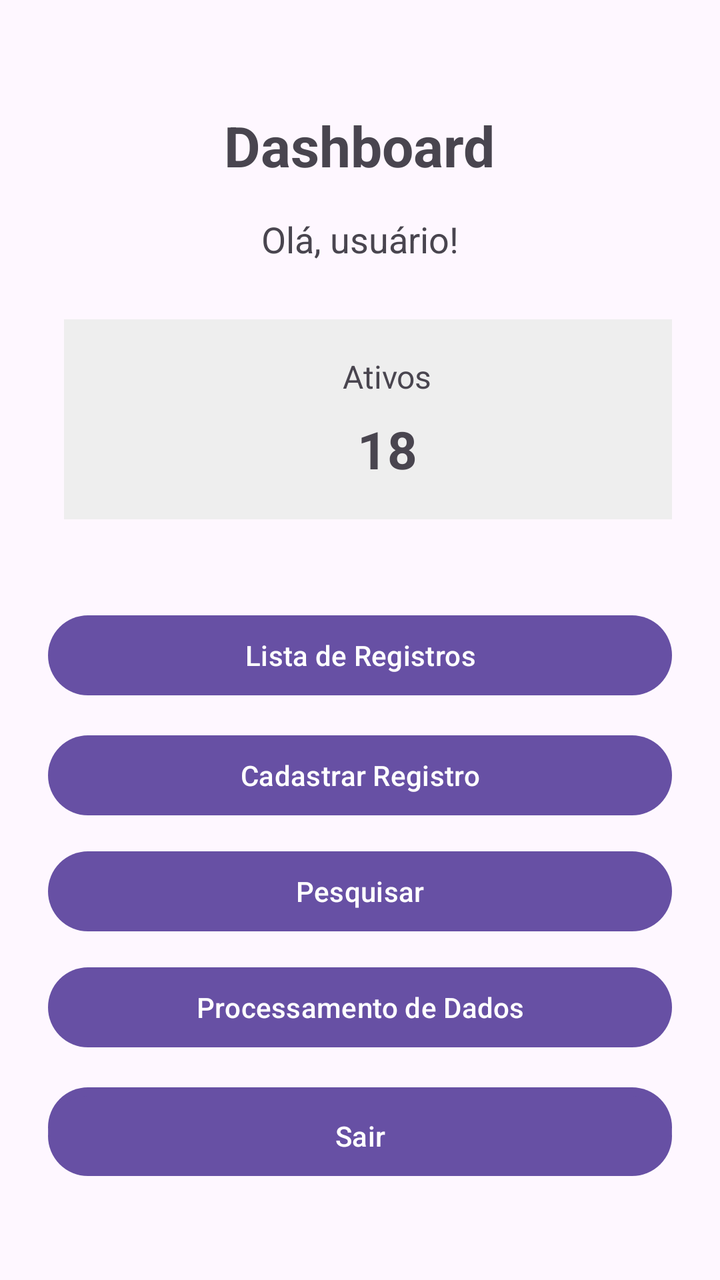
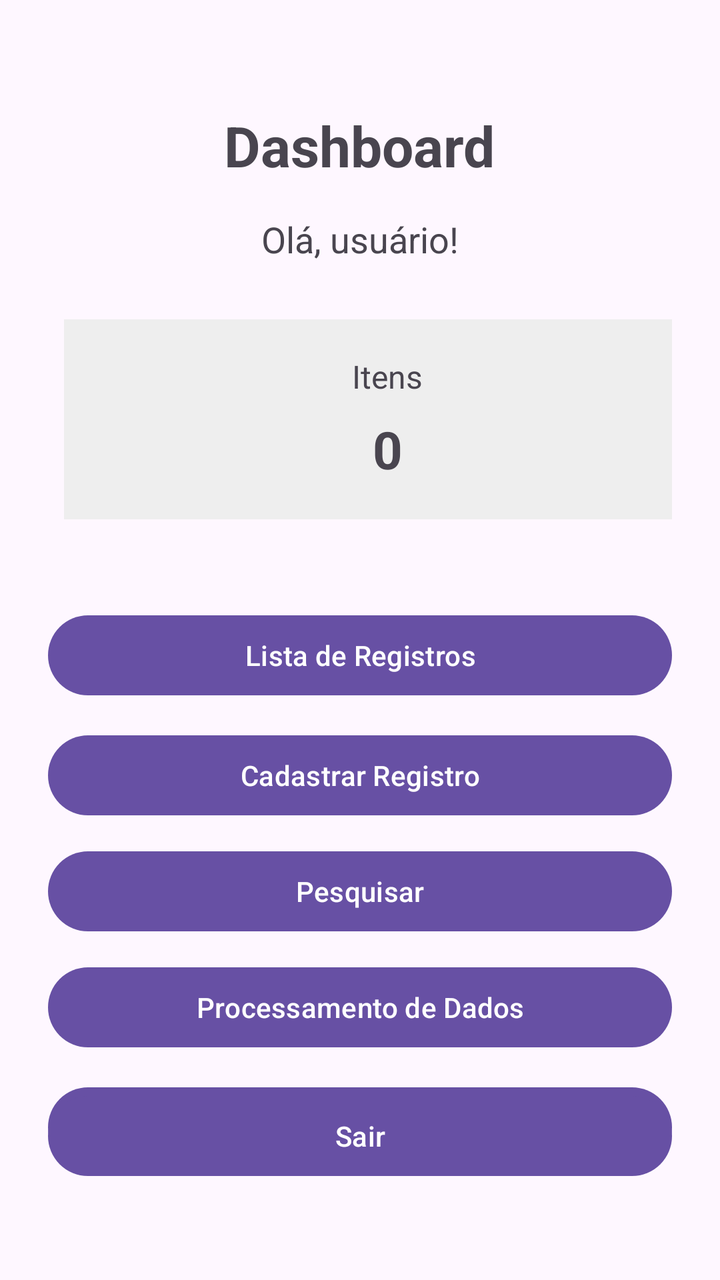

Two renders of the same Android screen: before a commit and after it. Below are the layout's source before the change and the commit's diff.
<!-- AndroidManifest.xml: application theme Theme.AndroidNative -->
<!-- res/layout/activity_dashboard.xml -->
<?xml version="1.0" encoding="utf-8"?>
<RelativeLayout xmlns:android="http://schemas.android.com/apk/res/android"
    xmlns:tools="http://schemas.android.com/tools"
    android:id="@+id/main"
    android:layout_width="match_parent"
    android:layout_height="match_parent"
    android:padding="24dp"
    tools:context=".DashboardActivity">

    <TextView
        android:id="@+id/tvTitulo"
        android:layout_width="wrap_content"
        android:layout_height="wrap_content"
        android:layout_centerHorizontal="true"
        android:layout_marginTop="30dp"
        android:text="Dashboard"
        android:textSize="28sp"
        android:textStyle="bold" />

    <TextView
        android:id="@+id/tvBoasVindas"
        android:layout_width="wrap_content"
        android:layout_height="wrap_content"
        android:layout_below="@id/tvTitulo"
        android:layout_centerHorizontal="true"
        android:layout_marginTop="16dp"
        android:text="Olá, usuário!"
        android:textSize="18sp" />

    <LinearLayout
        android:id="@+id/layoutIndicadores"
        android:layout_width="match_parent"
        android:layout_height="wrap_content"
        android:layout_below="@id/tvBoasVindas"
        android:layout_marginTop="28dp"
        android:orientation="horizontal"
        android:weightSum="2">

        <LinearLayout
            android:layout_width="343dp"
            android:layout_height="100dp"
            android:layout_marginStart="8dp"
            android:layout_weight="1"
            android:background="#EEEEEE"
            android:gravity="center"
            android:orientation="vertical">

            <TextView
                android:layout_width="wrap_content"
                android:layout_height="wrap_content"
                android:text="Ativos"
                android:textSize="16sp" />

            <TextView
                android:id="@+id/tvAtivos"
                android:layout_width="wrap_content"
                android:layout_height="wrap_content"
                android:layout_marginTop="8dp"
                android:text="18"
                android:textSize="26sp"
                android:textStyle="bold" />

        </LinearLayout>

    </LinearLayout>

    <Button
        android:id="@+id/btnLista"
        android:layout_width="match_parent"
        android:layout_height="wrap_content"
        android:layout_below="@id/layoutIndicadores"
        android:layout_marginTop="44dp"
        android:text="Lista de Registros" />

    <Button
        android:id="@+id/btnCadastrar"
        android:layout_width="match_parent"
        android:layout_height="wrap_content"
        android:layout_below="@id/btnLista"
        android:layout_marginTop="12dp"
        android:text="Cadastrar Registro" />

    <Button
        android:id="@+id/btnPesquisar"
        android:layout_width="match_parent"
        android:layout_height="wrap_content"
        android:layout_below="@id/btnCadastrar"
        android:layout_marginTop="10dp"
        android:text="Pesquisar" />

    <Button
        android:id="@+id/btnProcessamento"
        android:layout_width="match_parent"
        android:layout_height="wrap_content"
        android:layout_below="@id/btnPesquisar"
        android:layout_marginTop="10dp"
        android:text="Processamento de Dados" />
    <Button
        android:id="@+id/btnGraficos"
        android:layout_width="match_parent"
        android:layout_height="wrap_content"
        android:layout_below="@id/btnProcessamento"
        android:layout_marginTop="12dp"
        android:text="Gráficos e Resultados" />

    <Button
        android:id="@+id/btnSair"
        android:layout_width="match_parent"
        android:layout_height="wrap_content"
        android:layout_alignParentBottom="true"
        android:layout_marginBottom="24dp"
        android:text="Sair" />

    <LinearLayout
        android:layout_width="0dp"
        android:layout_height="100dp"
        android:layout_marginEnd="8dp"
        android:layout_weight="1"
        android:background="#EEEEEE"
        android:gravity="center"
        android:orientation="vertical">

        <TextView
            android:layout_width="wrap_content"
            android:layout_height="wrap_content"
            android:text="Total"
            android:textSize="16sp" />

        <TextView
            android:id="@+id/tvTotal"
            android:layout_width="wrap_content"
            android:layout_height="wrap_content"
            android:layout_marginTop="8dp"
            android:text="25"
            android:textSize="26sp"
            android:textStyle="bold" />

    </LinearLayout>

</RelativeLayout>
<!-- resources referenced by this layout -->
<resources>
  <style name="Theme.AndroidNative" parent="Base.Theme.AndroidNative" />
  <style name="Base.Theme.AndroidNative" parent="Theme.Material3.DayNight.NoActionBar">
          
          
      </style>
</resources>

<!-- the commit's change to res/layout/activity_dashboard.xml (unified diff, before → after) -->
@@ -48,15 +48,15 @@
             <TextView
                 android:layout_width="wrap_content"
                 android:layout_height="wrap_content"
-                android:text="Ativos"
+                android:text="Itens"
                 android:textSize="16sp" />
 
             <TextView
-                android:id="@+id/tvAtivos"
+                android:id="@+id/tvItens"
                 android:layout_width="wrap_content"
                 android:layout_height="wrap_content"
                 android:layout_marginTop="8dp"
-                android:text="18"
+                android:text="0"
                 android:textSize="26sp"
                 android:textStyle="bold" />
 
